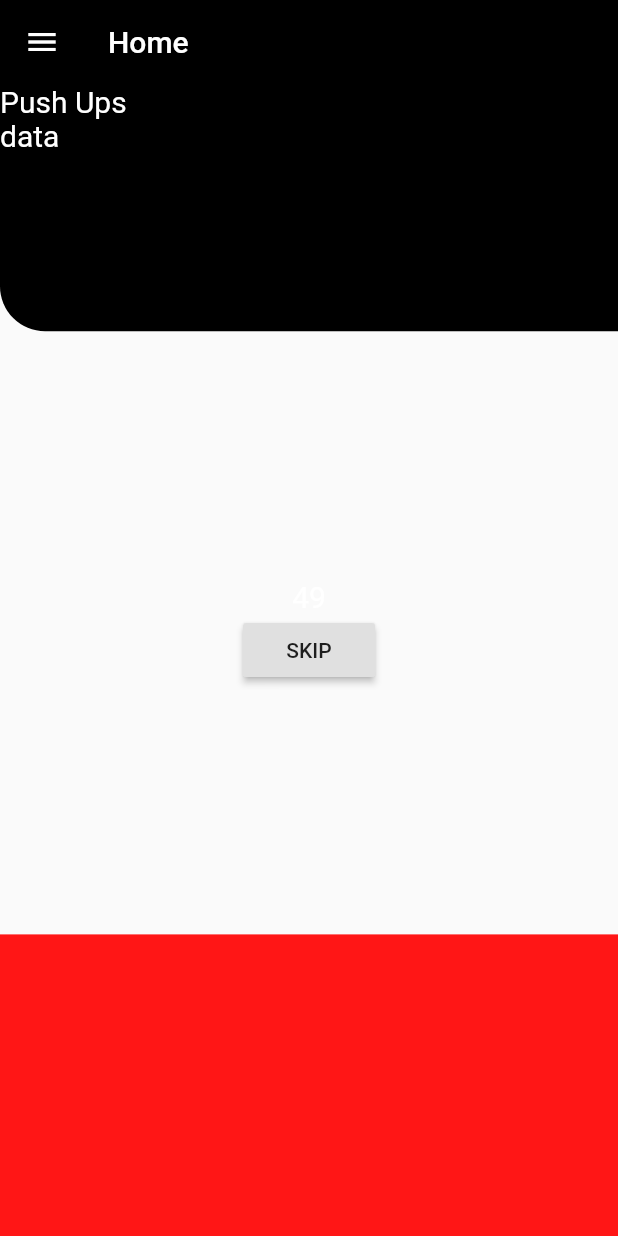
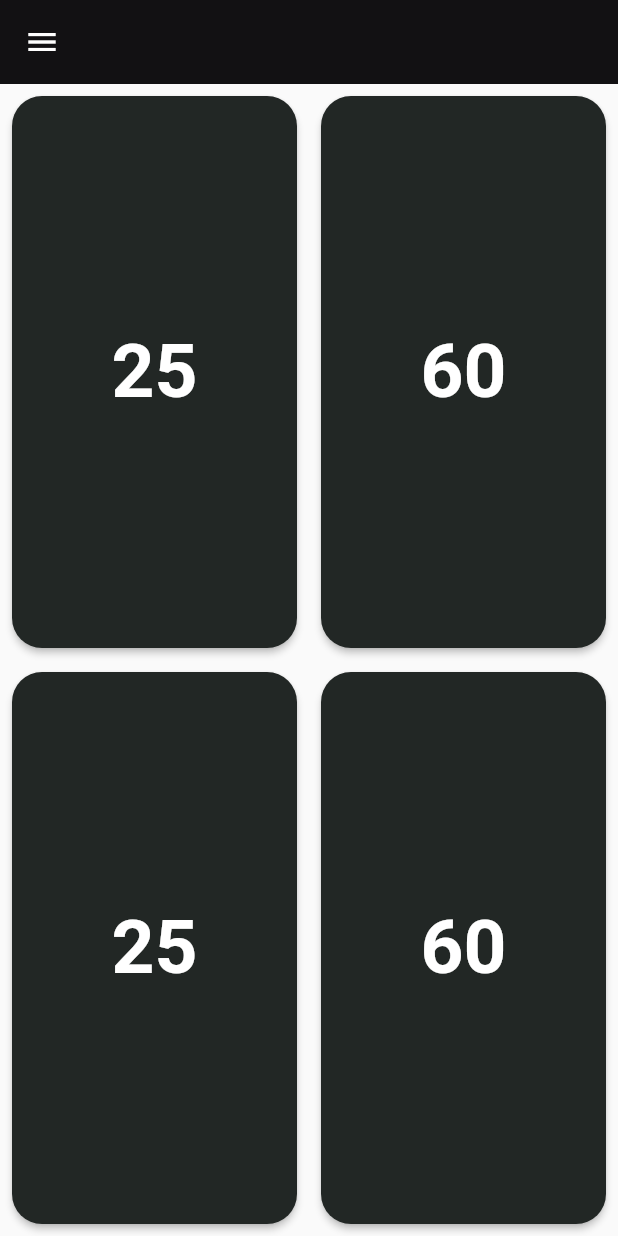
Before and after one commit to Jpec57/jpecs_training, a Flutter app: the screen it shows after launch, on a phone screen of 412 x 824 dp. Run offline on Flutter 3.47's test engine with Material 2 defaults, Android fonts, the phone set to English and light mode, and no system bars; our stand-ins replace get, shared_preferences.

Commit message:
TimerPage

```diff
--- a/lib/AppColors.dart
+++ b/lib/AppColors.dart
@@ -2,5 +2,11 @@ import 'package:flutter/material.dart';
 
 class AppColors{
   static const red = Color(0xffff1616);
+  static const buttonColor = Color(0xffff1616);
 
+  static const white = Color(0xffF7F7F2);
+  static const beige = Color(0xffE4E6C3);
+  static const greenArtichoke = Color(0xff899878);
+  static const charlestonGreen = Color(0xff222725);
+  static const richBlack = Color(0xff121113);
 }
--- a/lib/Pages/HomePage/HomePage.dart
+++ b/lib/Pages/HomePage/HomePage.dart
@@ -1,6 +1,7 @@
 import 'package:flutter/material.dart';
 import 'package:jpec_training/AppColors.dart';
 import 'package:jpec_training/Widgets/Clippers/BottomLeftCornerRoundedClipper.dart';
+import 'package:jpec_training/Widgets/DefaultScaffold.dart';
 import 'package:jpec_training/Widgets/Localization.dart';
 import 'package:jpec_training/Widgets/MainDrawer.dart';
 
@@ -14,20 +15,13 @@ class HomePage extends StatefulWidget {
 class _HomePageState extends State<HomePage> {
   @override
   Widget build(BuildContext context) {
-    return Scaffold(
-      extendBodyBehindAppBar: true,
-      appBar: AppBar(
-        elevation: 0.0,
-        backgroundColor: Colors.black,
-        title: Text(LocalizationWidget.of(context).getLocalizeValue('home')),
-      ),
-      drawer: MainDrawer(),
-      body: SafeArea(
+    return DefaultScaffold(
+      child: SafeArea(
         child: Column(
           children: [
             Container(
               decoration: BoxDecoration(
-                color: Colors.black,
+                color: AppColors.richBlack,
                 borderRadius: BorderRadius.only(
                     bottomLeft: Radius.circular(30)),
               ),
@@ -47,15 +41,17 @@ class _HomePageState extends State<HomePage> {
                 mainAxisSize: MainAxisSize.min,
                 children: [
                   Text("49"),
-                  RaisedButton(onPressed: (){}, child: Text("SKIP"),)
+                  RaisedButton(
+                    onPressed: (){
+
+                    }, child: Text("SKIP", style: Theme.of(context).textTheme.bodyText2,),)
                 ],
               ),
             )),
             Expanded(
                 child: Container(
-              color: AppColors.red,
-              // color: Color(0xffff1616),
-            ))
+                  color: AppColors.greenArtichoke,
+                ))
           ],
         ),
       ),
--- /dev/null
+++ b/lib/Pages/InTrainingPage/InExercisePage.dart
@@ -0,0 +1,13 @@
+import 'package:flutter/material.dart';
+
+class InExercisePage extends StatefulWidget {
+  @override
+  _InExercisePageState createState() => _InExercisePageState();
+}
+
+class _InExercisePageState extends State<InExercisePage> {
+  @override
+  Widget build(BuildContext context) {
+    return Container();
+  }
+}
--- /dev/null
+++ b/lib/Pages/InTrainingPage/InTimerPage.dart
@@ -0,0 +1,14 @@
+import 'package:flutter/material.dart';
+import 'package:jpec_training/Widgets/DefaultScaffold.dart';
+
+class InTimerPage extends StatefulWidget {
+  @override
+  _InTimerPageState createState() => _InTimerPageState();
+}
+
+class _InTimerPageState extends State<InTimerPage> {
+  @override
+  Widget build(BuildContext context) {
+    return DefaultScaffold(child: Container());
+  }
+}
--- a/lib/Pages/TimerPage/TimerPage.dart
+++ b/lib/Pages/TimerPage/TimerPage.dart
@@ -1,4 +1,5 @@
 import 'package:flutter/material.dart';
+import 'package:jpec_training/Widgets/DefaultScaffold.dart';
 
 class TimerPage extends StatefulWidget {
   @override
@@ -6,8 +7,49 @@ class TimerPage extends StatefulWidget {
 }
 
 class _TimerPageState extends State<TimerPage> {
+  Widget _renderTimerButton(int time) {
+    return Expanded(
+        child: Padding(
+      padding: const EdgeInsets.all(8.0),
+      child: RaisedButton(
+        onPressed: () {},
+        shape: RoundedRectangleBorder(borderRadius: BorderRadius.circular(20)),
+        child: Text(
+          "$time",
+          style: Theme.of(context).textTheme.headline1,
+        ),
+      ),
+    ));
+  }
+
   @override
   Widget build(BuildContext context) {
-    return Container();
+    return DefaultScaffold(
+        child: Column(
+      mainAxisSize: MainAxisSize.max,
+      crossAxisAlignment: CrossAxisAlignment.stretch,
+      children: [
+        Expanded(
+          child: Row(
+            mainAxisSize: MainAxisSize.max,
+            crossAxisAlignment: CrossAxisAlignment.stretch,
+            children: [
+              _renderTimerButton(25),
+              _renderTimerButton(60),
+            ],
+          ),
+        ),
+        Expanded(
+          child: Row(
+            mainAxisSize: MainAxisSize.max,
+            crossAxisAlignment: CrossAxisAlignment.stretch,
+            children: [
+              _renderTimerButton(25),
+              _renderTimerButton(60),
+            ],
+          ),
+        ),
+      ],
+    ));
   }
 }
--- /dev/null
+++ b/lib/Widgets/DefaultScaffold.dart
@@ -0,0 +1,23 @@
+import 'package:flutter/material.dart';
+import 'package:jpec_training/AppColors.dart';
+import 'package:jpec_training/Widgets/MainDrawer.dart';
+
+class DefaultScaffold extends StatelessWidget {
+  final Widget child;
+
+  const DefaultScaffold({Key key, @required this.child}) : super(key: key);
+
+  @override
+  Widget build(BuildContext context) {
+    return Scaffold(
+        extendBodyBehindAppBar: true,
+        appBar: AppBar(
+          elevation: 0.0,
+          backgroundColor: AppColors.richBlack,
+        ),
+        drawer: MainDrawer(),
+        body: SafeArea(
+          child: child,
+        ));
+  }
+}
--- a/lib/main.dart
+++ b/lib/main.dart
@@ -1,7 +1,9 @@
 import 'package:flutter/material.dart';
 import 'package:flutter_localizations/flutter_localizations.dart';
 import 'package:get/get.dart';
+import 'package:jpec_training/AppColors.dart';
 import 'package:jpec_training/Pages/HomePage/HomePage.dart';
+import 'package:jpec_training/Pages/TimerPage/TimerPage.dart';
 
 import 'Widgets/Localization.dart';
 
@@ -28,17 +30,18 @@ class MyApp extends StatelessWidget {
       ],
       navigatorKey: Get.key,
       theme: ThemeData(
-        // primarySwatch: Colors.blue,
-        visualDensity: VisualDensity.adaptivePlatformDensity,
-        textTheme: TextTheme(
-
-          headline1: TextStyle(fontSize: 30),
-          bodyText1: TextStyle(color: Colors.black, fontSize: 20),
-          bodyText2: TextStyle(color: Colors.white, fontSize: 20)
-        ),
-        bottomSheetTheme: BottomSheetThemeData(
-          backgroundColor: Color(0xffff1616),
-        )
+          visualDensity: VisualDensity.adaptivePlatformDensity,
+          textTheme: TextTheme(
+              button: TextStyle(color: Colors.red),
+              headline1: TextStyle(fontSize: 50, color: Colors.white, fontWeight: FontWeight.bold),
+              headline2: TextStyle(fontSize: 30),
+              caption: TextStyle(fontSize: 20),
+              bodyText1: TextStyle(color: Colors.black, fontSize: 20),
+              bodyText2: TextStyle(color: Colors.white, fontSize: 20)),
+          buttonTheme: ButtonThemeData(
+            textTheme: ButtonTextTheme.primary,
+              buttonColor: AppColors.charlestonGreen,
+          )
       ),
       onGenerateRoute: (settings) {
         // if (settings.name == DeckPage.routeName) {
@@ -58,7 +61,8 @@ class MyApp extends StatelessWidget {
       routes: {
         // LoginPage.routeName: (context) => LoginPage(),
       },
-      home: HomePage(),
+      home: TimerPage(),
+      // home: HomePage(),
     );
   }
 }
```
